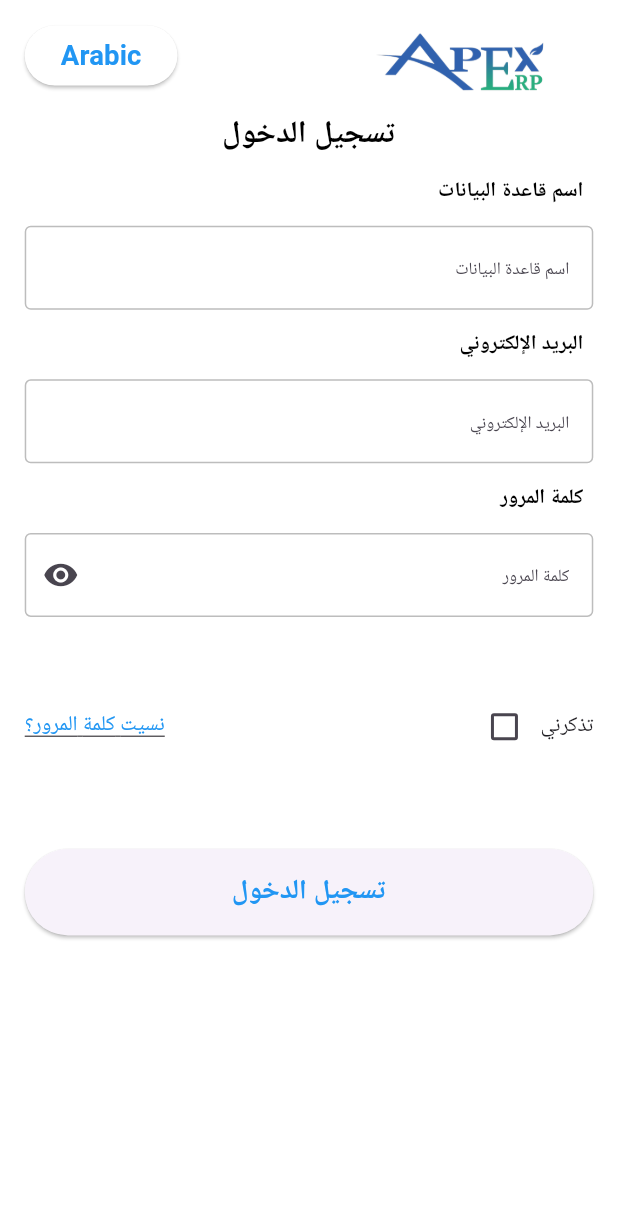
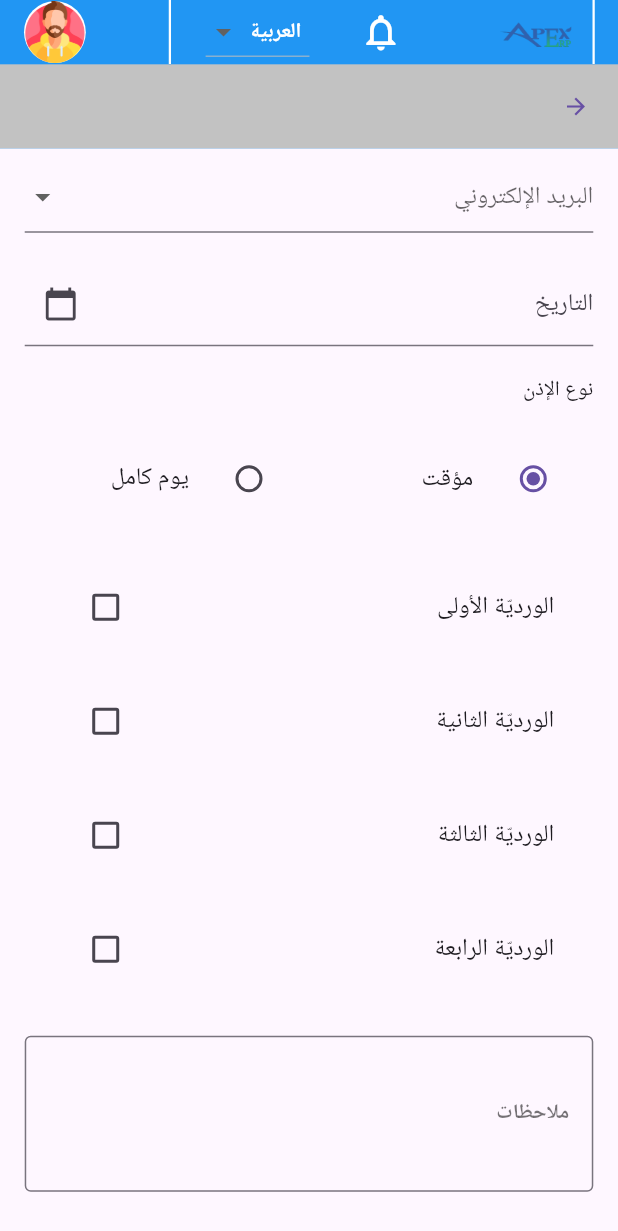
Before and after one commit to abdelgawadhamdy2015/com.appex.attenadance-main, a Flutter app: the screen it shows after launch, on a phone screen of 412 x 824 dp. Shown: the top 1231 px of the screen. Run offline on Flutter 3.47's test engine with Material 3 defaults, Android fonts, the phone set to English and light mode, and no system bars; our stand-ins replace bloc, camera, device_preview, dio, flutter_bloc, flutter_offline and 12 more; missing offline and left inert: signalr_core; generated files the repository leaves out were written again.

Commit message:
add permission screen

```diff
--- a/lib/core/helpers/constants.dart
+++ b/lib/core/helpers/constants.dart
@@ -10,7 +10,6 @@ class Constants {
     language = lang;
   }
 }
-
 const List<String> languages = ["English", "العربية"];
  DateFormat dayDateFormat = DateFormat('EEE, y,M,d  ');
 DateFormat hoursFormat = DateFormat("hh:nn");
--- a/lib/core/routing/routes.dart
+++ b/lib/core/routing/routes.dart
@@ -10,4 +10,6 @@ class Routes {
   static const String splashScreen = "splashScreen";
   static const String departuresScreen = 'departuresScreen';
   static const String performancePanelScreen = "performancePanelScreen";
+  static const String permissionScreen = "permissionScreen";
+
 }
--- /dev/null
+++ b/lib/featchers/permission/permission_screen.dart
@@ -0,0 +1,187 @@
+import 'package:flutter/material.dart';
+import 'package:ttech_attendance/core/helpers/extensions.dart';
+import 'package:ttech_attendance/core/helpers/helper_methods.dart';
+import 'package:ttech_attendance/core/helpers/size_config.dart';
+import 'package:ttech_attendance/core/routing/routes.dart';
+import 'package:ttech_attendance/core/theming/text_styles.dart';
+import 'package:ttech_attendance/core/widgets/app_bar/my_app_bar.dart';
+import 'package:ttech_attendance/featchers/permission/widgets/list_shift_item.dart';
+import 'package:ttech_attendance/generated/l10n.dart';
+
+class PermissionScreen extends StatefulWidget {
+  const PermissionScreen({super.key, required this.changeLanguage});
+  final Function(Locale locale) changeLanguage;
+
+  @override
+  State<PermissionScreen> createState() => _PermissionScreenState();
+}
+
+class _PermissionScreenState extends State<PermissionScreen> {
+  String? _selectedEmployee;
+  DateTime _selectedDate = DateTime.now();
+  String _permissionType = 'Temporary';
+
+  final List<String> _employees = ['Alice', 'Bob', 'Charlie', 'David'];
+
+  var notesController = TextEditingController();
+
+  @override
+  Widget build(BuildContext context) {
+    return Scaffold(
+        appBar: MyAppBar(
+          changeLanguage: widget.changeLanguage,
+          title: S.of(context).permission,
+          context: context,
+        ),
+        body: SafeArea(
+          child: SingleChildScrollView(
+            child: Padding(
+              padding: SizeConfig().getScreenPadding(),
+              child: Column(
+                crossAxisAlignment: CrossAxisAlignment.start,
+                children: [
+                  // Dropdown for employee names
+                  DropdownButtonFormField<String>(
+                    hint: Text(S.of(context).email),
+                    value: _selectedEmployee,
+                    onChanged: (String? newValue) {
+                      setState(() {
+                        _selectedEmployee = newValue;
+                      });
+                    },
+                    items: _employees.map((String employee) {
+                      return DropdownMenuItem<String>(
+                        value: employee,
+                        child: Text(employee),
+                      );
+                    }).toList(),
+                  ),
+                  verticalSpacing(SizeConfig.screenHeight! * .02),
+                  // Text field for date
+                  TextFormField(
+                    readOnly: true,
+                    decoration: InputDecoration(
+                      labelText: S.of(context).date,
+                      hintText:
+                          _selectedDate.toLocal().toString().split(' ')[0],
+                      suffixIcon: const Icon(Icons.calendar_today),
+                    ),
+                    onTap: () async {
+                      final DateTime? pickedDate = await showDatePicker(
+                        context: context,
+                        initialDate: _selectedDate,
+                        firstDate: DateTime(2000),
+                        lastDate: DateTime(2101),
+                      );
+                      if (pickedDate != null && pickedDate != _selectedDate) {
+                        setState(() {
+                          _selectedDate = pickedDate;
+                        });
+                      }
+                    },
+                  ),
+                  verticalSpacing(SizeConfig.screenHeight! * .02),
+
+                  Text(S.of(context).permissionType),
+                  verticalSpacing(SizeConfig.screenHeight! * .02),
+
+                  // Radio buttons for permission type
+                  Row(
+                    children: [
+                      Expanded(
+                        child: ListTile(
+                          title: Text(S.of(context).temporary),
+                          leading: Radio<String>(
+                            value: 'Temporary',
+                            groupValue: _permissionType,
+                            onChanged: (String? value) {
+                              setState(() {
+                                _permissionType = value!;
+                              });
+                            },
+                          ),
+                        ),
+                      ),
+                      verticalSpacing(SizeConfig.screenHeight! * .02),
+                      Expanded(
+                        child: ListTile(
+                          title: Text(S.of(context).fullDay),
+                          leading: Radio<String>(
+                            value: 'FullDay',
+                            groupValue: _permissionType,
+                            onChanged: (String? value) {
+                              setState(() {
+                                _permissionType = value!;
+                              });
+                            },
+                          ),
+                        ),
+                      ),
+                    ],
+                  ),
+                  verticalSpacing(SizeConfig.screenHeight! * .02),
+
+                  _permissionType == "Temporary"
+                      ? const Column(
+                          children: [
+                            ListShiftItem(
+                              shift: 1,
+                            ),
+                            ListShiftItem(
+                              shift: 2,
+                            ),
+                            ListShiftItem(
+                              shift: 3,
+                            ),
+                            ListShiftItem(
+                              shift: 4,
+                            ),
+                          ],
+                        )
+                      : Container(),
+                  verticalSpacing(SizeConfig.screenHeight! * .02),
+                  TextField(
+                    controller: notesController,
+                    decoration: InputDecoration(
+                      labelText: S.of(context).notes,
+                      labelStyle: TextStyles.font12black54Reguler,
+                      border: const OutlineInputBorder(),
+                    ),
+                    maxLines: 3,
+                  ),
+                  verticalSpacing(SizeConfig.screenHeight! * .02),
+                  Container(
+                    margin: EdgeInsets.symmetric(
+                        horizontal: SizeConfig.screenWidth! * .016,
+                        vertical: SizeConfig.screenHeight! * .016),
+                    child: Row(
+                      mainAxisAlignment: MainAxisAlignment.spaceBetween,
+                      children: [
+                        ElevatedButton(
+                          onPressed: () {
+                            // validateThenAddVaccation(context);
+                          },
+                          child: Text(
+                            S.of(context).send,
+                            style: TextStyles.font16BlueBold,
+                          ),
+                        ),
+                        ElevatedButton(
+                          onPressed: () {
+                            context.pushReplacementNamed(Routes.homeScreen);
+                          },
+                          child: Text(
+                            S.of(context).cancel,
+                            style: TextStyles.font16BlueBold,
+                          ),
+                        ),
+                      ],
+                    ),
+                  )
+                ],
+              ),
+            ),
+          ),
+        ));
+  }
+}
--- /dev/null
+++ b/lib/featchers/permission/widgets/list_shift_item.dart
@@ -0,0 +1,68 @@
+import 'package:flutter/material.dart';
+import 'package:ttech_attendance/core/helpers/helper_methods.dart';
+
+class ListShiftItem extends StatefulWidget {
+  const ListShiftItem({super.key, required this.shift});
+  final int shift;
+
+  @override
+  State<ListShiftItem> createState() => _ListShiftItemState();
+}
+
+class _ListShiftItemState extends State<ListShiftItem> {
+  bool _shiftActive = false;
+  bool _shiftToSecondDay = false;
+  final TextEditingController _startDateController = TextEditingController();
+  final TextEditingController _endDateController = TextEditingController();
+  @override
+  Widget build(BuildContext context) {
+    return Container(
+      padding: const EdgeInsets.all(10),
+      child: Column(
+        children: [
+          CheckboxListTile(
+            title: Text(getShift(widget.shift, context)),
+            value: _shiftActive,
+            onChanged: (bool? value) {
+              setState(() {
+                _shiftActive = value!;
+              });
+            },
+            subtitle: _shiftActive
+                ? Column(
+                    crossAxisAlignment: CrossAxisAlignment.start,
+                    children: [
+                      TextField(
+                        controller: _startDateController,
+                        decoration: const InputDecoration(
+                          labelText: 'Start Date',
+                        ),
+                        keyboardType: TextInputType.datetime,
+                      ),
+                      const SizedBox(height: 8.0),
+                      TextField(
+                        controller: _endDateController,
+                        decoration: const InputDecoration(
+                          labelText: 'End Date',
+                        ),
+                        keyboardType: TextInputType.datetime,
+                      ),
+                      const SizedBox(height: 8.0),
+                      CheckboxListTile(
+                        title: const Text('Shift to Second Day'),
+                        value: _shiftToSecondDay,
+                        onChanged: (bool? value) {
+                          setState(() {
+                            _shiftToSecondDay = value!;
+                          });
+                        },
+                      ),
+                    ],
+                  )
+                : null,
+          )
+        ],
+      ),
+    );
+  }
+}
--- /dev/null
+++ b/lib/featchers/permission/widgets/tet.dart
@@ -0,0 +1 @@
+// TODO Implement this library.
--- a/lib/featchers/splash_screen/splash_screen.dart
+++ b/lib/featchers/splash_screen/splash_screen.dart
@@ -3,7 +3,6 @@
 import 'package:flutter/material.dart';
 import 'package:ttech_attendance/core/helpers/constants.dart';
 import 'package:ttech_attendance/core/helpers/extensions.dart';
-import 'package:ttech_attendance/core/helpers/helper_methods.dart';
 import 'package:ttech_attendance/core/helpers/shared_pref_helper.dart';
 import 'package:ttech_attendance/core/helpers/size_config.dart';
 import 'package:ttech_attendance/core/routing/routes.dart';
@@ -31,11 +30,12 @@ class _SplashScreenState extends State<SplashScreen>
     getSavedValue();
 
     Future.delayed(const Duration(seconds: 3)).whenComplete(() {
-      if (!checkIfNull([token]) && login) {
-        context.pushReplacementNamed(Routes.homeScreen);
-      } else {
-        context.pushReplacementNamed(Routes.loginScreen);
-      }
+      context.pushReplacementNamed(Routes.permissionScreen);
+      // if (!checkIfNull([token]) && login) {
+      //   context.pushReplacementNamed(Routes.homeScreen);
+      // } else {
+      //   context.pushReplacementNamed(Routes.loginScreen);
+      // }
     });
   }
 
--- a/lib/l10n/intl_ar.arb
+++ b/lib/l10n/intl_ar.arb
@@ -65,10 +65,10 @@
     "shift2": "الورديّة الثانية",
     "shift3": "الورديّة الثالثة",
     "shift4": "الورديّة الرابعة",
-    "hours": "ساعة"
-
-
-
-
+    "hours": "ساعة",
+    "temporary": "مؤقت",
+    "fullDay": "يوم كامل",
+    "date": "التاريخ",
+    "permissionType": "نوع الإذن"
 
 }
--- a/lib/l10n/intl_en.arb
+++ b/lib/l10n/intl_en.arb
@@ -66,7 +66,12 @@
     "shift2": "second shift",
     "shift3": "third shift",
     "shift4": "fourth shift",
-     "hours": "Hour"
+    "hours": "Hour",
+    "temporary":"temporary",
+    "fullDay":"Full Day",
+    "date": "Date",
+    "permissionType": "Permission Type"
+
 
 
 
--- a/lib/main.dart
+++ b/lib/main.dart
@@ -15,6 +15,7 @@ import 'package:ttech_attendance/featchers/home/ui/home_screen.dart';
 import 'package:ttech_attendance/featchers/login/ui/login_screen.dart';
 import 'package:ttech_attendance/featchers/performance_panel/logic/cubit/performance_employee_cubit.dart';
 import 'package:ttech_attendance/featchers/performance_panel/ui/performance_panel.dart';
+import 'package:ttech_attendance/featchers/permission/permission_screen.dart';
 import 'package:ttech_attendance/featchers/request_form/logic/cubit/all_vaccations_cubit.dart';
 import 'package:ttech_attendance/featchers/request_form/ui/request_form_screen.dart';
 import 'package:ttech_attendance/featchers/splash_screen/splash_screen.dart';
@@ -34,7 +35,6 @@ void main() async {
       enabled: !kReleaseMode,
       builder: (context) => const MyApp(), // Wrap your app
     ),
-
   );
 }
 
@@ -50,8 +50,6 @@ class _MyAppState extends State<MyApp> {
   Locale _locale = const Locale(arabic);
 
   _MyAppState();
-
-
 
   void _changeLanguage(Locale locale) {
     setState(() {
@@ -74,7 +72,6 @@ class _MyAppState extends State<MyApp> {
           GlobalWidgetsLocalizations.delegate,
           GlobalCupertinoLocalizations.delegate,
         ],
-
         supportedLocales: S.delegate.supportedLocales,
         onGenerateRoute: generateRoute,
         initialRoute: Routes.splashScreen,
@@ -151,6 +148,12 @@ class _MyAppState extends State<MyApp> {
                     changeLanguage: _changeLanguage,
                   ),
                 ));
+      case Routes.permissionScreen:
+        return MaterialPageRoute(
+          builder: (_) => PermissionScreen(
+              changeLanguage: _changeLanguage,
+              ),
+        );
 
       default:
         return MaterialPageRoute(
```
Also changed, not shown: lib/generated/intl/messages_ar.dart, lib/generated/intl/messages_en.dart, lib/generated/l10n.dart.
